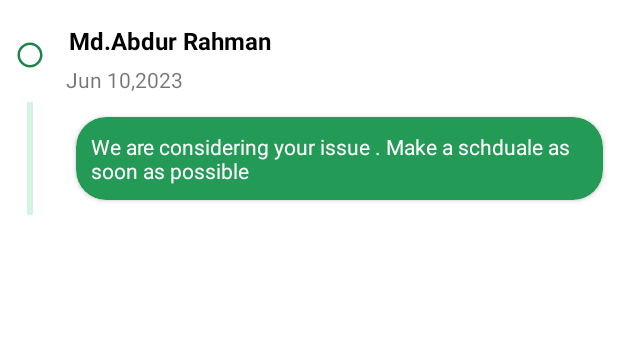
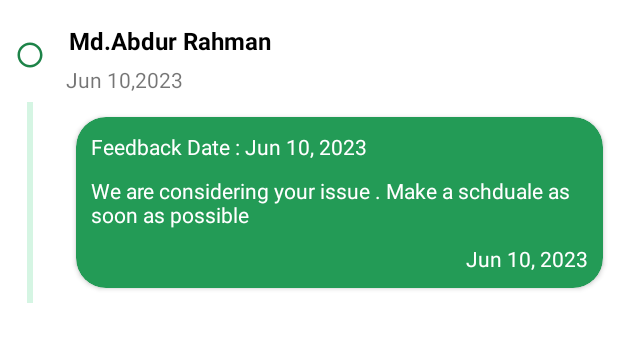
Before and after one commit to MithilaFarjana123/Crown_Care, an Android app: the layout conversation_item.xml on its own in the app's theme, with its tools: preview values and no code run, on a phone screen of 412 x 824 dp. Shown: the top 342 px of the screen. Run offline under Robolectric (Android 15) with nearby library versions, the phone set to English and light mode, and no system bars; network calls fail.

Commit message:
final commit 17/10/2023

```diff
--- a/app/src/main/java/com/crowncement/crowncement_complain_management/Activity/Act_Login.kt
+++ b/app/src/main/java/com/crowncement/crowncement_complain_management/Activity/Act_Login.kt
@@ -32,6 +32,7 @@ class Act_Login : AppCompatActivity() {
     override fun onCreate(savedInstanceState: Bundle?) {
         super.onCreate(savedInstanceState)
         setContentView(R.layout.activity_login)
+       loadingAnim = baseLoadingAnimation(this, Dialog(this), "P l e a s e    w a i t")
 
         //requestBackgroundLocationPermission()
         regularTask()
@@ -134,6 +135,7 @@ class Act_Login : AppCompatActivity() {
 
 
     private fun checkAutoLogin() {
+        loadingAnim = baseLoadingAnimation(this, Dialog(this), "P l e a s e    w a i t")
 
         val username: String = Utility.getValueByKey(this, "username")!!
         val pass: String = Utility.getValueByKey(this, "pass")!!
--- a/app/src/main/java/com/crowncement/crowncement_complain_management/Fragment/Frag_history.kt
+++ b/app/src/main/java/com/crowncement/crowncement_complain_management/Fragment/Frag_history.kt
@@ -218,7 +218,7 @@ class Frag_history : Fragment() {
 
 
         val comlogAdapter = ComplainAdapter(items)
-        val rLayoutmanager: RecyclerView.LayoutManager = LinearLayoutManager(requireContext())
+        val rLayoutmanager: RecyclerView.LayoutManager = LinearLayoutManager(requireActivity())
 
         history_recyclerView.layoutManager = rLayoutmanager
         val manager = LinearLayoutManager(requireContext(), LinearLayoutManager.VERTICAL, false)
--- a/app/src/main/java/com/crowncement/crowncement_complain_management/data/Adapter/ComplainAdapter.kt
+++ b/app/src/main/java/com/crowncement/crowncement_complain_management/data/Adapter/ComplainAdapter.kt
@@ -105,7 +105,6 @@ class ComplainAdapter (val complainList : List<GetComplainData>) : RecyclerView.
         }else if (st.equals("Done")){
             holder.h_status.text=st
             holder.h_status.setTextColor(Color.parseColor("#c0392b"))
-
         }else{
             holder.h_status.text=st
             holder.h_status.setTextColor(R.color.red)
--- a/app/src/main/res/layout/conversation_item.xml
+++ b/app/src/main/res/layout/conversation_item.xml
@@ -98,12 +98,28 @@
             android:orientation="vertical">
 
             <androidx.cardview.widget.CardView
-                android:layout_width="wrap_content"
+                android:layout_width="match_parent"
                 android:layout_height="wrap_content"
                 android:background="#239b56"
                 android:backgroundTint="#239b56"
                 app:cardCornerRadius="20dp"
                 android:layout_margin="10dp">
+
+                <LinearLayout
+                    android:layout_width="match_parent"
+                    android:layout_height="match_parent"
+                    android:orientation="vertical">
+
+
+                    <TextView
+                        android:id="@+id/feedback_date"
+                        android:layout_width="match_parent"
+                        android:layout_height="wrap_content"
+                        android:text="Feedback Date : Jun 10, 2023"
+                        android:layout_marginLeft="10dp"
+                        android:layout_marginTop="10dp"
+                        android:textColor="@color/white"/>
+
 
                     <TextView
                         android:id="@+id/hf_reprtingBCom"
@@ -113,6 +129,22 @@
                         android:textColor="@color/white"
                         android:text="We are considering your issue . Make a schduale as soon as possible "
                         />
+
+
+                    <TextView
+                        android:id="@+id/seen_date"
+                        android:layout_width="match_parent"
+                        android:layout_height="wrap_content"
+                        android:text="Jun 10, 2023"
+                        android:layout_marginRight="10dp"
+                        android:gravity="end"
+                        android:layout_marginBottom="10dp"
+                        android:textColor="@color/white"/>
+
+
+
+                </LinearLayout>
+
 
             </androidx.cardview.widget.CardView>
 
```
Also changed, not shown: app/src/main/java/com/crowncement/crowncement_complain_management/Fragment/Frag_genarate_complain.kt (+12 -12 lines). Lines whose indentation alone changed are shown as unchanged.
